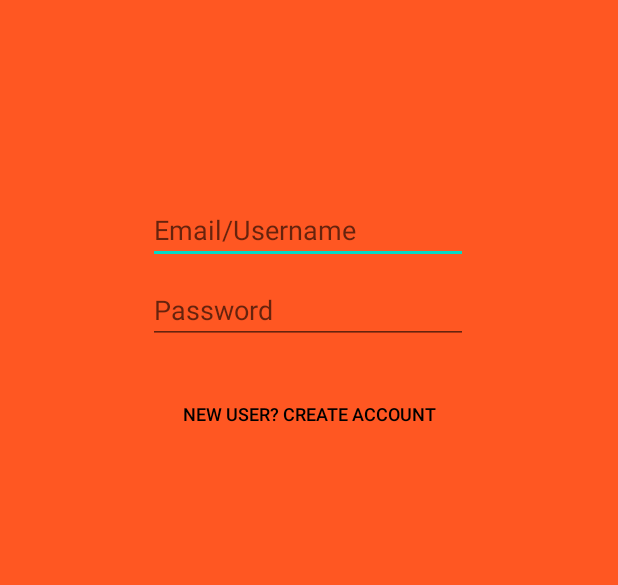
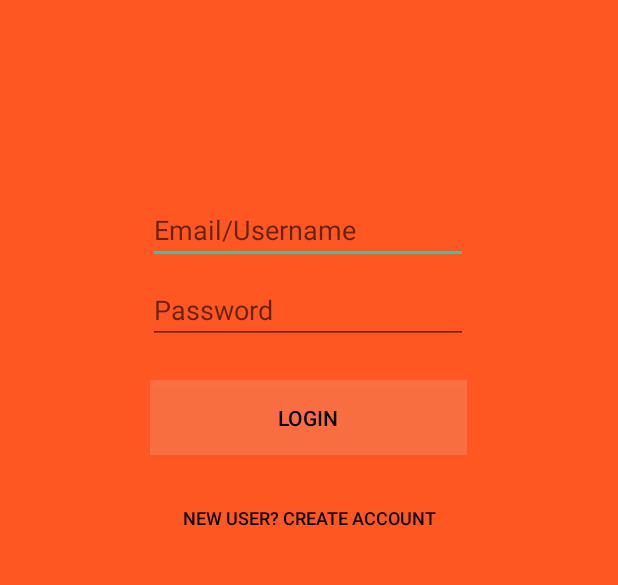
Before and after one commit to sale7268/LearnIt, an Android app: the screen it shows after launch (MainActivity), on a phone screen of 412 x 824 dp, the part 517-1102 px from its top. Run offline under Robolectric (Android 15) with nearby library versions, the phone set to English and light mode, and no system bars; libraries missing offline, so code that uses them is left out: com.parse; 2 statements that could not run were skipped.

Commit message:
Create user activity completed and tested

```diff
--- a/app/src/main/AndroidManifest.xml
+++ b/app/src/main/AndroidManifest.xml
@@ -13,7 +13,9 @@
         android:roundIcon="@mipmap/ic_launcher_round"
         android:supportsRtl="true"
         android:theme="@style/AppTheme">
-        <activity android:name=".LoginActivity"></activity>
+        <activity android:name=".HomeActivity"></activity>
+        <activity android:name=".CreateAccountActivity" />
+        <activity android:name=".LoginActivity" />
         <activity android:name=".StartupActivity" />
         <activity android:name=".MainActivity">
             <intent-filter>
@@ -22,6 +24,7 @@
                 <category android:name="android.intent.category.LAUNCHER" />
             </intent-filter>
         </activity>
+
         <meta-data
             android:name="com.parse.SERVER_URL"
             android:value="@string/back4app_server_url" />
--- a/app/src/main/java/edu/csumb/educationalapp/MainActivity.java
+++ b/app/src/main/java/edu/csumb/educationalapp/MainActivity.java
@@ -1,15 +1,61 @@
 package edu.csumb.educationalapp;
+
+import android.app.ProgressDialog;
+import android.content.Intent;
+import android.os.Bundle;
+import android.text.TextUtils;
+import android.view.View;
+import android.widget.EditText;
+import android.widget.Toast;
 
 import androidx.appcompat.app.AppCompatActivity;
 
-import android.os.Bundle;
+import com.parse.LogInCallback;
+import com.parse.ParseException;
+import com.parse.ParseUser;
 
 public class MainActivity extends AppCompatActivity {
 
-    //Testing Branch Arredondo
+    EditText etEmail, etPassword;
+
     @Override
     protected void onCreate(Bundle savedInstanceState) {
         super.onCreate(savedInstanceState);
         setContentView(R.layout.activity_main);
+
+        etEmail = findViewById(R.id.etEmailAddress);
+        etPassword = findViewById(R.id.etPassword);
+    }
+
+    public void login(View view){
+        if(TextUtils.isEmpty((etEmail.getText()))) {
+            etEmail.setError("Email is required");
+        } else if(TextUtils.isEmpty((etPassword.getText()))) {
+            etPassword.setError("Password is required");
+        } else {
+            final ProgressDialog progress = new ProgressDialog(this);
+            progress.setMessage("Loading...");
+            progress.show();
+            ParseUser.logInInBackground(etEmail.getText().toString(), etPassword.getText().toString(), new LogInCallback() {
+                @Override
+                public void done(ParseUser parseUser, ParseException e) {
+                    progress.dismiss();
+                    if (parseUser != null) {
+                        Toast.makeText(MainActivity.this, "Welcome Back!", Toast.LENGTH_LONG).show();
+                        Intent intent = new Intent(MainActivity.this, HomeActivity.class);
+                        startActivity(intent);
+                        finish();
+                    } else {
+                        ParseUser.logOut();
+                        Toast.makeText(MainActivity.this, e.getMessage(), Toast.LENGTH_LONG).show();
+                    }
+                }
+            });
+        }
+    }
+
+    public void CreateAccount(View view){
+        Intent intent = new Intent(MainActivity.this, CreateAccountActivity.class);
+        startActivity(intent);
     }
 }
--- a/app/src/main/res/layout/activity_main.xml
+++ b/app/src/main/res/layout/activity_main.xml
@@ -55,15 +55,15 @@
         style="@style/Widget.AppCompat.Button.Borderless"
         android:layout_width="wrap_content"
         android:layout_height="wrap_content"
-        android:layout_marginBottom="112dp"
+        android:layout_marginBottom="92dp"
         android:text="@string/CreateAccount"
         android:textColor="#000000"
         android:textSize="12sp"
+        android:onClick="CreateAccount"
         app:layout_constraintBottom_toBottomOf="parent"
         app:layout_constraintEnd_toEndOf="parent"
         app:layout_constraintStart_toStartOf="parent"
-        app:layout_constraintTop_toBottomOf="@+id/etPassword"
-        app:layout_constraintVertical_bias="0.253" />
+        app:layout_constraintTop_toBottomOf="@+id/btnLogin" />
 
     <EditText
         android:id="@+id/etPassword"
@@ -77,4 +77,19 @@
         app:layout_constraintHorizontal_bias="0.497"
         app:layout_constraintStart_toStartOf="parent"
         app:layout_constraintTop_toBottomOf="@+id/etEmailAddress" />
+
+    <Button
+        android:id="@+id/btnLogin"
+        style="@style/Widget.AppCompat.Button"
+        android:layout_width="211dp"
+        android:layout_height="50dp"
+        android:layout_marginTop="24dp"
+        android:background="#25FDFDFD"
+        android:text="@string/Login"
+        android:textColor="#000000"
+        android:onClick="login"
+        app:layout_constraintEnd_toEndOf="parent"
+        app:layout_constraintHorizontal_bias="0.498"
+        app:layout_constraintStart_toStartOf="parent"
+        app:layout_constraintTop_toBottomOf="@+id/etPassword" />
 </androidx.constraintlayout.widget.ConstraintLayout>
```
Also changed, not shown: app/src/main/java/edu/csumb/educationalapp/CreateAccountActivity.java (added, +68 -0 lines), app/src/main/java/edu/csumb/educationalapp/HomeActivity.java (added, +43 -0 lines), app/src/main/res/layout/activity_create_account.xml (added, +81 -0 lines), app/src/main/res/layout/activity_home.xml (added, +40 -0 lines), app/src/main/res/values/strings.xml (+8 -3 lines).
